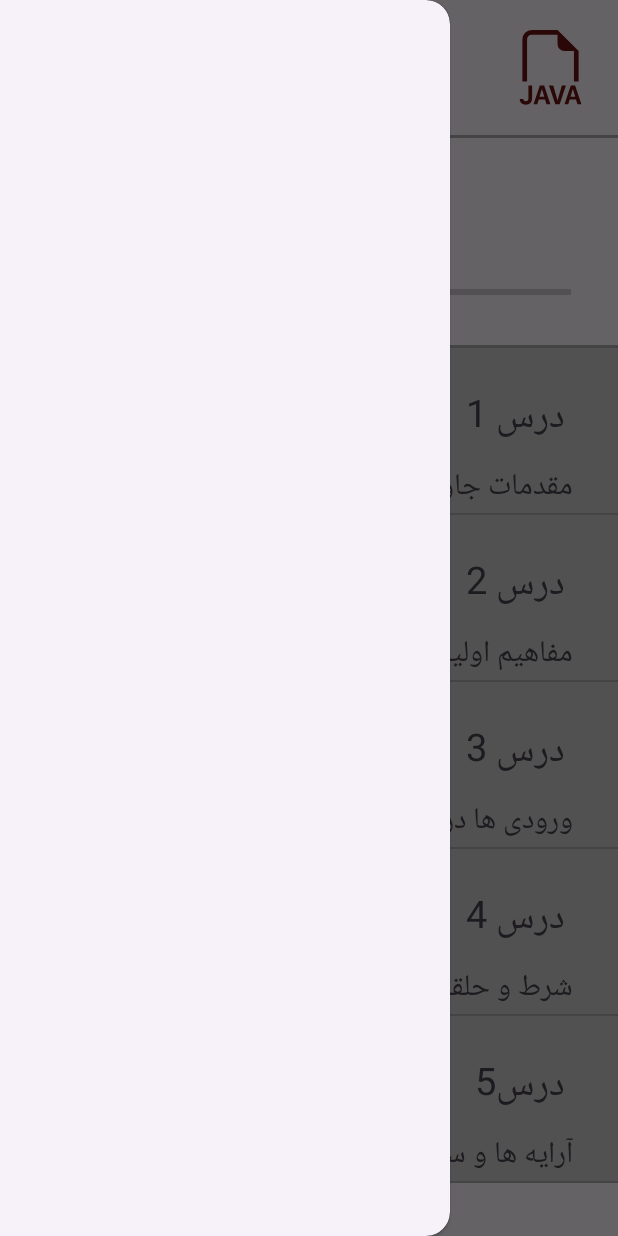
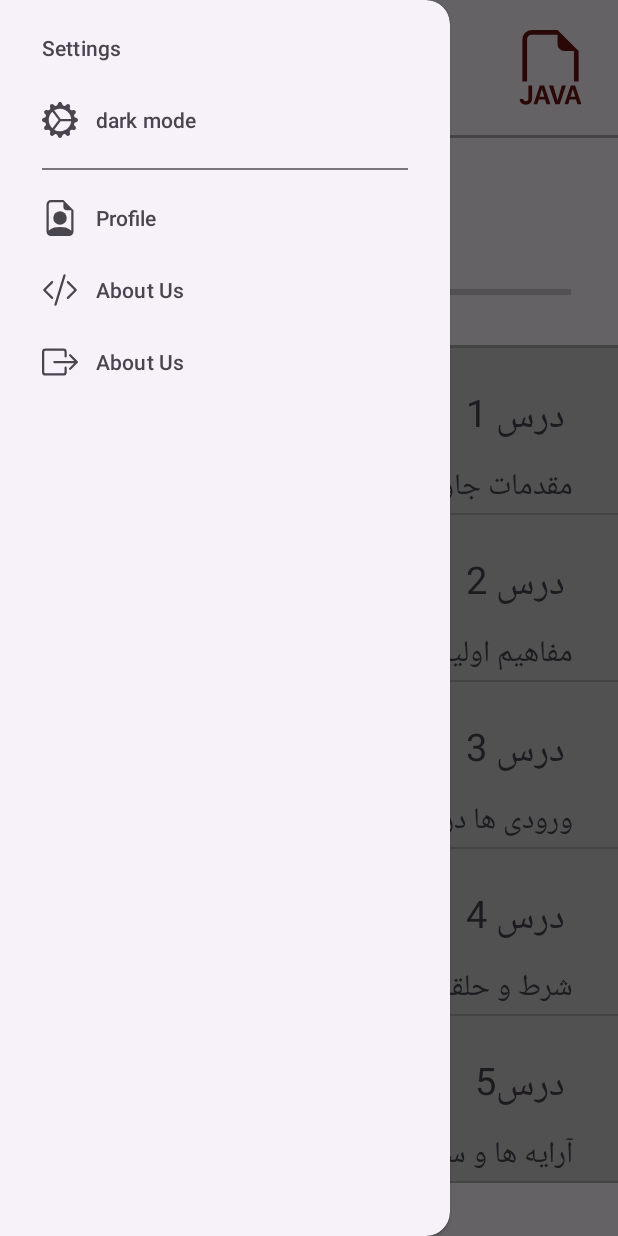
Before and after one commit to Seyedsahel/easy_learn, an Android app: the MainActivity screen opened directly, with no data from a screen before it, with the side drawer open, on a phone screen of 412 x 824 dp. Run offline under Robolectric (Android 15) with nearby library versions, the phone set to English and light mode, and no system bars.

Commit message:
create navigation items

```diff
--- a/app/src/main/java/com/example/myapplication/MainActivity.java
+++ b/app/src/main/java/com/example/myapplication/MainActivity.java
@@ -4,6 +4,7 @@ import android.app.Application;
 import android.content.Intent;
 import android.content.SharedPreferences;
 import android.os.Bundle;
+import android.view.MenuItem;
 import android.view.View;
 import android.widget.AdapterView;
 import android.widget.ImageView;
@@ -34,7 +35,8 @@ import java.util.Iterator;
 import java.util.List;
 import java.util.ListIterator;
 
-public class MainActivity extends AppCompatActivity {
+public class MainActivity extends AppCompatActivity  implements NavigationView.OnNavigationItemSelectedListener
+{
 
     public static class MyApplication extends Application{
         static int progressCount;
@@ -65,11 +67,16 @@ public class MainActivity extends AppCompatActivity {
             v.setPadding(systemBars.left, systemBars.top, systemBars.right, systemBars.bottom);
             return insets;
         });
-
+            //navigathin
 
         drawerLayout = findViewById(R.id.drawer_layout);
         navigationView = findViewById(R.id.nav_view);
         navMenu = findViewById(R.id.navMenu); // فایند کردن ImageView با ایدی navMenu
+
+
+        // تنظیم منوی Navigation Drawer
+        navigationView.setNavigationItemSelectedListener(this);
+        navigationView.inflateMenu(R.menu.nav_menu);
 
         // تنظیم کلیک روی آیکون منو
         ActionBarDrawerToggle toggle = new ActionBarDrawerToggle(
@@ -77,12 +84,6 @@ public class MainActivity extends AppCompatActivity {
         );
         drawerLayout.addDrawerListener(toggle);
         toggle.syncState();
-
-        // تنظیم کلیک روی آیتم های منو
-        navigationView.setNavigationItemSelectedListener(menuItem -> {
-            // اینجا کد انتخاب آیتم ها را قرار دهید
-            return true;
-        });
 
         // کلیک روی آیکون منو برای باز/بسته کردن Navigation Drawer
         navMenu.setOnClickListener(v -> {
@@ -94,6 +95,7 @@ public class MainActivity extends AppCompatActivity {
         });
 
 
+//end navigathin
 
         prefs = getSharedPreferences("lessons_prefs" ,MODE_PRIVATE);
         gson = new Gson();
@@ -142,7 +144,10 @@ public class MainActivity extends AppCompatActivity {
 
     }
 
-    @Override
+
+
+
+        @Override
     protected void onResume() {
         super.onResume();
         // Refresh the list and progress bar
@@ -164,4 +169,30 @@ public class MainActivity extends AppCompatActivity {
 
     }
 
+
+    @Override
+    public boolean onNavigationItemSelected(@NonNull MenuItem item) {
+       if (item.getTitle().equals("dark mode")){
+           toggleSetting();
+       } else if (item.getTitle().equals("About Us")) {
+
+       } else if (item.getTitle().equals("Profile")) {
+
+       } else if (item.getTitle().equals("nav_LogOut")) {
+
+       }
+        return false;
+    }
+
+
+    private void toggleSetting() {
+        // کد مربوط به تغییر وضعیت تاگل باتن را اینجا قرار دهید
+        // مثلاً:
+        // boolean currentState = getSharedPreferences("settings", Context.MODE_PRIVATE).getBoolean("toggle_setting", false);
+        // SharedPreferences.Editor editor = getSharedPreferences("settings", Context.MODE_PRIVATE).edit();
+        // editor.putBoolean("toggle_setting", !currentState);
+        // editor.apply();
+    }
+
+
 }
--- /dev/null
+++ b/app/src/main/res/drawable/code.xml
@@ -0,0 +1,9 @@
+<vector xmlns:android="http://schemas.android.com/apk/res/android"
+    android:width="16dp"
+    android:height="16dp"
+    android:viewportWidth="16"
+    android:viewportHeight="16">
+  <path
+      android:pathData="M10.478,1.647a0.5,0.5 0,1 0,-0.956 -0.294l-4,13a0.5,0.5 0,0 0,0.956 0.294zM4.854,4.146a0.5,0.5 0,0 1,0 0.708L1.707,8l3.147,3.146a0.5,0.5 0,0 1,-0.708 0.708l-3.5,-3.5a0.5,0.5 0,0 1,0 -0.708l3.5,-3.5a0.5,0.5 0,0 1,0.708 0m6.292,0a0.5,0.5 0,0 0,0 0.708L14.293,8l-3.147,3.146a0.5,0.5 0,0 0,0.708 0.708l3.5,-3.5a0.5,0.5 0,0 0,0 -0.708l-3.5,-3.5a0.5,0.5 0,0 0,-0.708 0"
+      android:fillColor="#6A1515"/>
+</vector>
--- /dev/null
+++ b/app/src/main/res/drawable/gear.xml
@@ -0,0 +1,9 @@
+<vector xmlns:android="http://schemas.android.com/apk/res/android"
+    android:width="16dp"
+    android:height="16dp"
+    android:viewportWidth="16"
+    android:viewportHeight="16">
+  <path
+      android:pathData="M7.068,0.727c0.243,-0.97 1.62,-0.97 1.864,0l0.071,0.286a0.96,0.96 0,0 0,1.622 0.434l0.205,-0.211c0.695,-0.719 1.888,-0.03 1.613,0.931l-0.08,0.284a0.96,0.96 0,0 0,1.187 1.187l0.283,-0.081c0.96,-0.275 1.65,0.918 0.931,1.613l-0.211,0.205a0.96,0.96 0,0 0,0.434 1.622l0.286,0.071c0.97,0.243 0.97,1.62 0,1.864l-0.286,0.071a0.96,0.96 0,0 0,-0.434 1.622l0.211,0.205c0.719,0.695 0.03,1.888 -0.931,1.613l-0.284,-0.08a0.96,0.96 0,0 0,-1.187 1.187l0.081,0.283c0.275,0.96 -0.918,1.65 -1.613,0.931l-0.205,-0.211a0.96,0.96 0,0 0,-1.622 0.434l-0.071,0.286c-0.243,0.97 -1.62,0.97 -1.864,0l-0.071,-0.286a0.96,0.96 0,0 0,-1.622 -0.434l-0.205,0.211c-0.695,0.719 -1.888,0.03 -1.613,-0.931l0.08,-0.284a0.96,0.96 0,0 0,-1.186 -1.187l-0.284,0.081c-0.96,0.275 -1.65,-0.918 -0.931,-1.613l0.211,-0.205a0.96,0.96 0,0 0,-0.434 -1.622l-0.286,-0.071c-0.97,-0.243 -0.97,-1.62 0,-1.864l0.286,-0.071a0.96,0.96 0,0 0,0.434 -1.622l-0.211,-0.205c-0.719,-0.695 -0.03,-1.888 0.931,-1.613l0.284,0.08a0.96,0.96 0,0 0,1.187 -1.186l-0.081,-0.284c-0.275,-0.96 0.918,-1.65 1.613,-0.931l0.205,0.211a0.96,0.96 0,0 0,1.622 -0.434zM12.973,8.5L8.25,8.5l-2.834,3.779A4.998,4.998 0,0 0,12.973 8.5m0,-1a4.998,4.998 0,0 0,-7.557 -3.779l2.834,3.78zM5.048,3.967l-0.087,0.065zM4.617,4.322A4.98,4.98 0,0 0,3.002 8c0,1.455 0.622,2.765 1.615,3.678L7.375,8zM4.961,11.968 L5.048,12.033z"
+      android:fillColor="#6A1515"/>
+</vector>
--- /dev/null
+++ b/app/src/main/res/drawable/logout.xml
@@ -0,0 +1,14 @@
+<vector xmlns:android="http://schemas.android.com/apk/res/android"
+    android:width="16dp"
+    android:height="16dp"
+    android:viewportWidth="16"
+    android:viewportHeight="16">
+  <path
+      android:pathData="M10,12.5a0.5,0.5 0,0 1,-0.5 0.5h-8a0.5,0.5 0,0 1,-0.5 -0.5v-9a0.5,0.5 0,0 1,0.5 -0.5h8a0.5,0.5 0,0 1,0.5 0.5v2a0.5,0.5 0,0 0,1 0v-2A1.5,1.5 0,0 0,9.5 2h-8A1.5,1.5 0,0 0,0 3.5v9A1.5,1.5 0,0 0,1.5 14h8a1.5,1.5 0,0 0,1.5 -1.5v-2a0.5,0.5 0,0 0,-1 0z"
+      android:fillColor="#6A1515"
+      android:fillType="evenOdd"/>
+  <path
+      android:pathData="M15.854,8.354a0.5,0.5 0,0 0,0 -0.708l-3,-3a0.5,0.5 0,0 0,-0.708 0.708L14.293,7.5H5.5a0.5,0.5 0,0 0,0 1h8.793l-2.147,2.146a0.5,0.5 0,0 0,0.708 0.708z"
+      android:fillColor="#6A1515"
+      android:fillType="evenOdd"/>
+</vector>
--- /dev/null
+++ b/app/src/main/res/drawable/profile.xml
@@ -0,0 +1,12 @@
+<vector xmlns:android="http://schemas.android.com/apk/res/android"
+    android:width="16dp"
+    android:height="16dp"
+    android:viewportWidth="16"
+    android:viewportHeight="16">
+  <path
+      android:pathData="M11,8a3,3 0,1 1,-6 0,3 3,0 0,1 6,0"
+      android:fillColor="#6A1515"/>
+  <path
+      android:pathData="M14,14V4.5L9.5,0H4a2,2 0,0 0,-2 2v12a2,2 0,0 0,2 2h8a2,2 0,0 0,2 -2M9.5,3A1.5,1.5 0,0 0,11 4.5h2v9.255S12,12 8,12s-5,1.755 -5,1.755V2a1,1 0,0 1,1 -1h5.5z"
+      android:fillColor="#6A1515"/>
+</vector>
--- /dev/null
+++ b/app/src/main/res/menu/nav_menu.xml
@@ -0,0 +1,31 @@
+<?xml version="1.0" encoding="utf-8"?>
+<menu xmlns:android="http://schemas.android.com/apk/res/android">
+    <group android:checkableBehavior="single">
+        <item
+            android:id="@+id/nav_settings"
+            android:icon="@drawable/gear"
+            android:title="Settings" >
+        <menu>
+            <item
+                android:icon="@drawable/gear"
+                android:id="@+id/nav_settings_toggle"
+                android:title="dark mode" />
+        </menu>
+    </item>
+        <item
+            android:id="@+id/nav_profile"
+            android:icon="@drawable/profile"
+            android:title="Profile" />
+        <item
+            android:id="@+id/nav_Us"
+            android:icon="@drawable/code"
+            android:title="About Us"/>
+
+        <item
+            android:id="@+id/nav_LogOut"
+            android:icon="@drawable/logout"
+            android:title="About Us"/>
+
+
+    </group>
+</menu>
```
